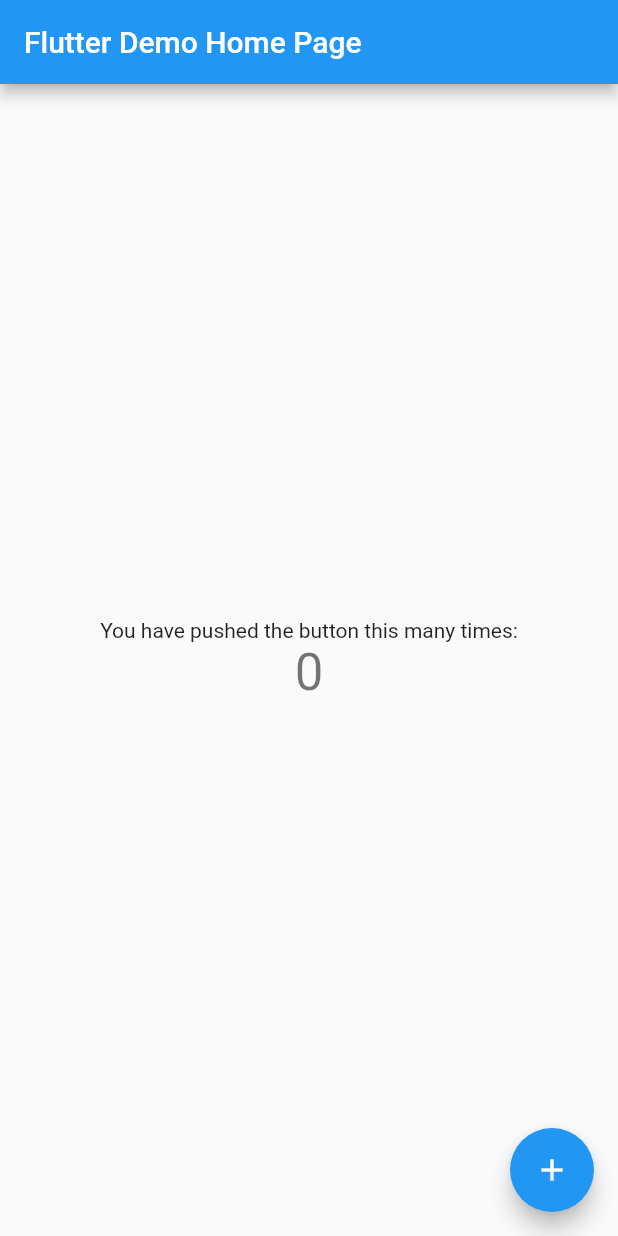
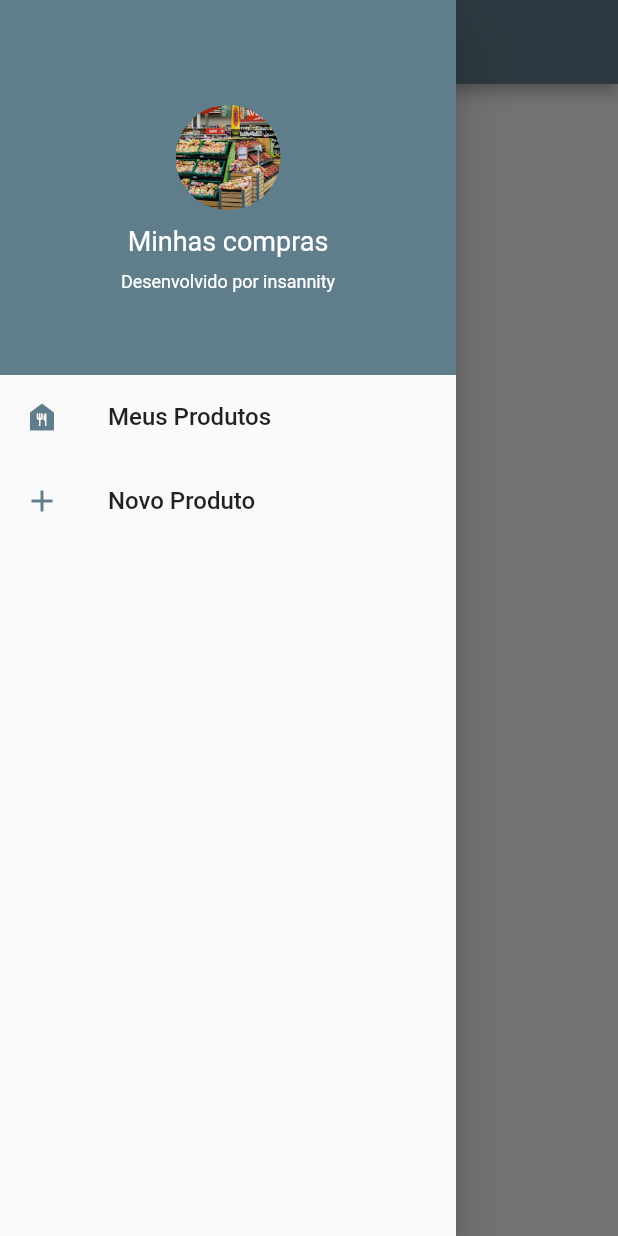
Before and after one commit to insanniity/app-lista-compra-fluttrer, a Flutter app: the screen it shows after launch, with the side drawer open (before the commit the screen has no drawer), on a phone screen of 412 x 824 dp. Run offline on Flutter 3.47's test engine with Material 2 defaults, Android fonts, the phone set to English and light mode, and no system bars; our stand-ins replace sqflite; accounts and stored records are empty.

Commit message:
Produtos Utils

```diff
--- a/lib/main.dart
+++ b/lib/main.dart
@@ -1,68 +1,9 @@
+import 'package:app_lista_compra_fluttrer/screens/home.dart';
 import 'package:flutter/material.dart';
 
 void main() {
-  runApp(const MyApp());
+  runApp(const MaterialApp(
+    debugShowCheckedModeBanner: false,
+    home: Home(),
+  ));
 }
-
-class MyApp extends StatelessWidget {
-  const MyApp({Key? key}) : super(key: key);
-
-  // This widget is the root of your application.
-  @override
-  Widget build(BuildContext context) {
-    return MaterialApp(
-      title: 'Flutter Demo',
-      theme: ThemeData(
-        primarySwatch: Colors.blue,
-      ),
-      home: const MyHomePage(title: 'Flutter Demo Home Page'),
-    );
-  }
-}
-
-class MyHomePage extends StatefulWidget {
-  const MyHomePage({Key? key, required this.title}) : super(key: key);
-
-  final String title;
-
-  @override
-  State<MyHomePage> createState() => _MyHomePageState();
-}
-
-class _MyHomePageState extends State<MyHomePage> {
-  int _counter = 0;
-
-  void _incrementCounter() {
-    setState(() {
-      _counter++;
-    });
-  }
-
-  @override
-  Widget build(BuildContext context) {
-    return Scaffold(
-      appBar: AppBar(
-        title: Text(widget.title),
-      ),
-      body: Center(
-        child: Column(
-          mainAxisAlignment: MainAxisAlignment.center,
-          children: <Widget>[
-            const Text(
-              'You have pushed the button this many times:',
-            ),
-            Text(
-              '$_counter',
-              style: Theme.of(context).textTheme.headline4,
-            ),
-          ],
-        ),
-      ),
-      floatingActionButton: FloatingActionButton(
-        onPressed: _incrementCounter,
-        tooltip: 'Increment',
-        child: const Icon(Icons.add),
-      ), // This trailing comma makes auto-formatting nicer for build methods.
-    );
-  }
-}
--- a/lib/model/Produtos.dart
+++ b/lib/model/Produtos.dart
@@ -6,7 +6,7 @@
   String? fornecedor;
   double? preco;
 
-  Produtos({this.id, this.nome, this.fornecedor, this.preco});
+  Produtos(this.id, this.nome, this.fornecedor, this.preco);
 
   Map<String, dynamic> toMap(){
     return {
--- /dev/null
+++ b/lib/screens/home.dart
@@ -0,0 +1,24 @@
+import 'package:app_lista_compra_fluttrer/screens/widgets/menu_drawer.dart';
+import 'package:flutter/material.dart';
+
+
+class Home extends StatefulWidget {
+  const Home({Key? key}) : super(key: key);
+
+  @override
+  State<Home> createState() => _HomeState();
+}
+
+class _HomeState extends State<Home> {
+  @override
+  Widget build(BuildContext context) {
+    return Scaffold(
+      appBar: AppBar(
+        title: const Text("Home"),
+        centerTitle: true,
+        backgroundColor: Colors.blueGrey,
+      ),
+      drawer: menuDrawer(context),
+    );
+  }
+}
--- /dev/null
+++ b/lib/screens/widgets/menu_drawer.dart
@@ -0,0 +1,63 @@
+import 'package:app_lista_compra_fluttrer/screens/cadastro.dart';
+import 'package:app_lista_compra_fluttrer/screens/home.dart';
+import 'package:flutter/material.dart';
+
+
+Widget menuDrawer (BuildContext context) {
+  return Drawer(
+    child: Column(
+      children: [
+        Container(
+          padding: const EdgeInsets.all(40),
+          width: double.infinity,
+          height: 250,
+          color: Colors.blueGrey,
+          child: Center(
+            child: Column(
+              children: [
+                Container(
+                  margin: const EdgeInsets.only(top:30),
+                  width: 70,
+                  height: 70,
+                  decoration: const BoxDecoration(
+                    shape: BoxShape.circle,
+                    image: DecorationImage(
+                      image: AssetImage("images/grocery-1232944_960_720.jpg"),
+                      fit: BoxFit.cover,
+                    )
+                  ),
+                ),
+                const SizedBox( height: 10),
+                const Text(
+                    "Minhas compras",
+                    style: TextStyle(fontSize: 18, color: Colors.white),
+                ),
+                const SizedBox( height: 10),
+                const Text(
+                    "Desenvolvido por insannity",
+                    style: TextStyle(fontSize: 12, color: Colors.white),
+                ),
+              ],
+            ),
+          ),
+        ),
+        ListTile(
+          leading: const Icon(Icons.food_bank, color: Colors.blueGrey,),
+          title: const Text("Meus Produtos", style:  TextStyle(fontSize: 16),),
+          onTap: (){
+            Navigator.pop(context);
+            Navigator.push(context, MaterialPageRoute(builder: (context) => const Home()));
+          },
+        ),
+        ListTile(
+          leading: const Icon(Icons.add, color: Colors.blueGrey,),
+          title: const Text("Novo Produto", style: TextStyle(fontSize: 16),),
+          onTap: (){
+            Navigator.pop(context);
+            Navigator.push(context, MaterialPageRoute(builder: (context) => const Cadastro()));
+          },
+        ),
+      ],
+    ),
+  );
+}
--- a/pubspec.yaml
+++ b/pubspec.yaml
@@ -60,8 +60,8 @@
   uses-material-design: true
 
   # To add assets to your application, add an assets section, like this:
-  # assets:
-  #   - images/a_dot_burr.jpeg
+  assets:
+    - images/
   #   - images/a_dot_ham.jpeg
 
   # An image asset can refer to one or more resolution-specific "variants", see
```
Also changed, not shown: lib/screens/cadastro.dart (added, +92 -0 lines), lib/util/ProdutosHelpers.dart (added, +64 -0 lines), images/grocery-1232944_960_720.jpg (added).
